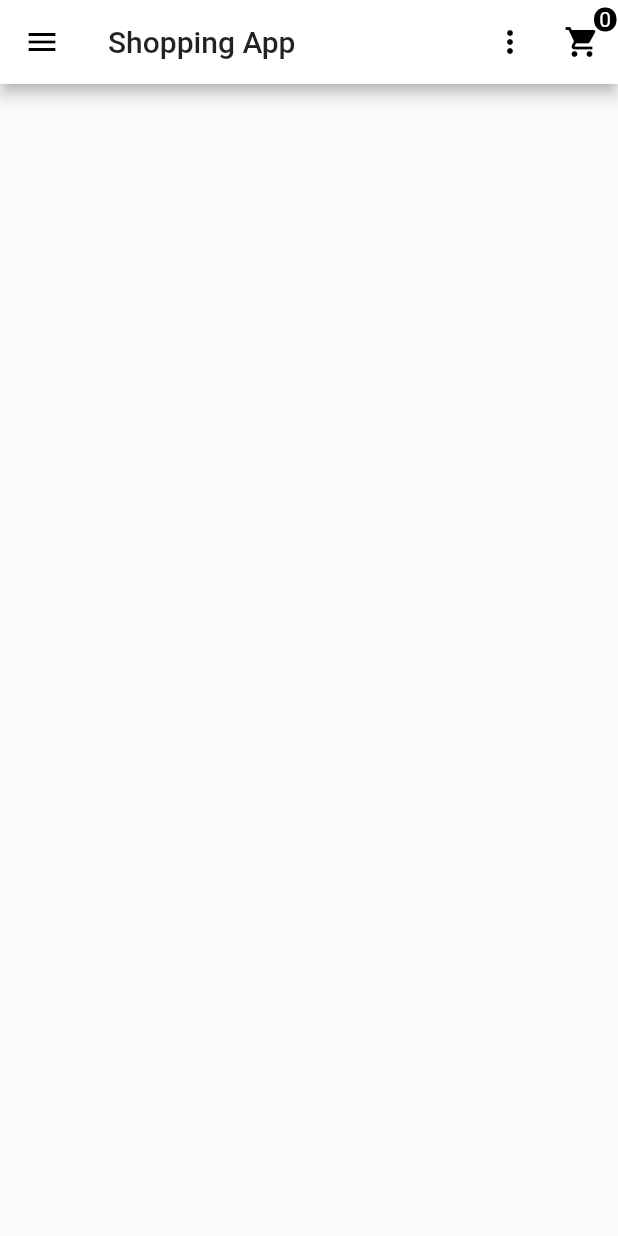
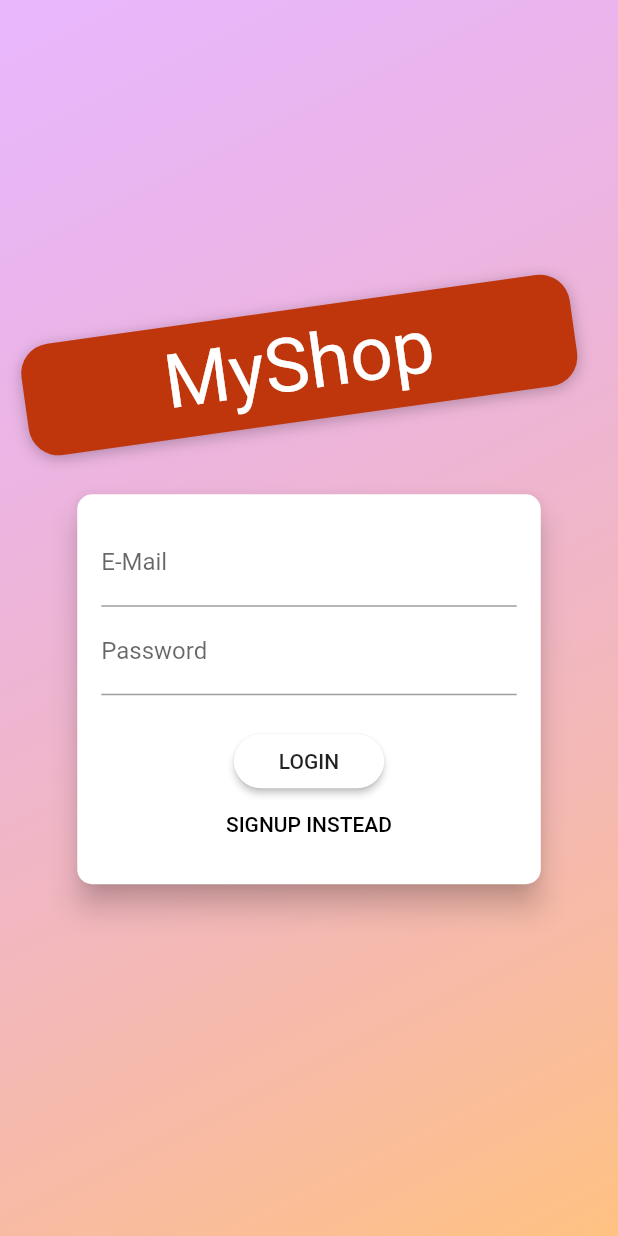
Before and after one commit to rijin-23/shopping_app, a Flutter app: the screen it shows after launch, on a phone screen of 412 x 824 dp. Run offline on Flutter 3.47's test engine with Material 2 defaults, Android fonts, the phone set to English and light mode, and no system bars; Roboto replaces fonts that are missing (Anton).

```diff
--- a/lib/main.dart
+++ b/lib/main.dart
@@ -1,5 +1,7 @@
 import 'package:flutter/material.dart';
 import 'package:provider/provider.dart';
+import 'package:shopping_app/provider/auth.dart';
+import 'package:shopping_app/screens/auth_screen.dart';
 import 'package:shopping_app/screens/edit_products_screen.dart';
 import 'package:shopping_app/screens/order_screen.dart';
 import 'package:shopping_app/screens/user_products_screen.dart';
@@ -23,6 +25,9 @@ class MyApp extends StatelessWidget {
     return MultiProvider(
       providers: [
         ChangeNotifierProvider.value(
+          value: Auth(),
+        ),
+        ChangeNotifierProvider.value(
           value: Product_provider(),
         ),
         ChangeNotifierProvider.value(
@@ -38,7 +43,7 @@ class MyApp extends StatelessWidget {
           accentColor: Colors.black,
         ),
         debugShowCheckedModeBanner: false,
-        home: Products_Overview(),
+        home: AuthScreen(),
         routes: {
           'Products_Overview': (context) => Products_Overview(),
           'Page_description': (context) => Page_description(),
--- /dev/null
+++ b/lib/provider/auth.dart
@@ -0,0 +1,33 @@
+import 'dart:convert';
+
+import 'package:flutter/cupertino.dart';
+import 'package:http/http.dart' as http;
+
+class Auth with ChangeNotifier {
+  String token;
+  String userId;
+  DateTime expirytime;
+
+  Future<void> _authenticate(
+      String email, String password, String urlPart) async {
+    final url =
+        'https://identitytoolkit.googleapis.com/v1/accounts:$urlPart?key=AIzaSyDQkNGuOtS4SG-fIb5NRA61cR236waLr-0';
+    final response = await http.post(
+      url,
+      body: jsonEncode(
+        {'email': email, 'password': password, 'returnSecureToken': true},
+      ),
+    );
+    print(
+      jsonDecode(response.body),
+    );
+  }
+
+  Future<void> signup(String email, String password) async {
+    return _authenticate(email, password, 'signUp');
+  }
+
+  Future<void> login(String email, String password) async {
+    return _authenticate(email, password, 'signInWithPassword');
+  }
+}
--- /dev/null
+++ b/lib/screens/auth_screen.dart
@@ -0,0 +1,231 @@
+import 'dart:math';
+
+import 'package:flutter/material.dart';
+import 'package:provider/provider.dart';
+import 'package:shopping_app/provider/auth.dart';
+
+enum AuthMode { Signup, Login }
+
+class AuthScreen extends StatelessWidget {
+  static const routeName = '/auth';
+
+  @override
+  Widget build(BuildContext context) {
+    final deviceSize = MediaQuery.of(context).size;
+    // final transformConfig = Matrix4.rotationZ(-8 * pi / 180);
+    // transformConfig.translate(-10.0);
+    return Scaffold(
+      // resizeToAvoidBottomInset: false,
+      body: Stack(
+        children: <Widget>[
+          Container(
+            decoration: BoxDecoration(
+              gradient: LinearGradient(
+                colors: [
+                  Color.fromRGBO(215, 117, 255, 1).withOpacity(0.5),
+                  Color.fromRGBO(255, 188, 117, 1).withOpacity(0.9),
+                ],
+                begin: Alignment.topLeft,
+                end: Alignment.bottomRight,
+                stops: [0, 1],
+              ),
+            ),
+          ),
+          SingleChildScrollView(
+            child: Container(
+              height: deviceSize.height,
+              width: deviceSize.width,
+              child: Column(
+                mainAxisAlignment: MainAxisAlignment.center,
+                crossAxisAlignment: CrossAxisAlignment.center,
+                children: <Widget>[
+                  Flexible(
+                    child: Container(
+                      margin: EdgeInsets.only(bottom: 20.0),
+                      padding:
+                          EdgeInsets.symmetric(vertical: 8.0, horizontal: 94.0),
+                      transform: Matrix4.rotationZ(-8 * pi / 180)
+                        ..translate(-10.0),
+                      // ..translate(-10.0),
+                      decoration: BoxDecoration(
+                        borderRadius: BorderRadius.circular(20),
+                        color: Colors.deepOrange.shade900,
+                        boxShadow: [
+                          BoxShadow(
+                            blurRadius: 8,
+                            color: Colors.black26,
+                            offset: Offset(0, 2),
+                          )
+                        ],
+                      ),
+                      child: Text(
+                        'MyShop',
+                        style: TextStyle(
+                          color: Theme.of(context).accentTextTheme.title.color,
+                          fontSize: 50,
+                          fontFamily: 'Anton',
+                          fontWeight: FontWeight.normal,
+                        ),
+                      ),
+                    ),
+                  ),
+                  Flexible(
+                    flex: deviceSize.width > 600 ? 2 : 1,
+                    child: AuthCard(),
+                  ),
+                ],
+              ),
+            ),
+          ),
+        ],
+      ),
+    );
+  }
+}
+
+class AuthCard extends StatefulWidget {
+  const AuthCard({
+    Key key,
+  }) : super(key: key);
+
+  @override
+  _AuthCardState createState() => _AuthCardState();
+}
+
+class _AuthCardState extends State<AuthCard> {
+  final GlobalKey<FormState> _formKey = GlobalKey();
+  AuthMode _authMode = AuthMode.Login;
+  Map<String, String> _authData = {
+    'email': '',
+    'password': '',
+  };
+  var _isLoading = false;
+  final _passwordController = TextEditingController();
+
+  void _submit() async {
+    if (!_formKey.currentState.validate()) {
+      // Invalid!
+      return;
+    }
+    _formKey.currentState.save();
+    setState(() {
+      _isLoading = true;
+    });
+    if (_authMode == AuthMode.Login) {
+      await Provider.of<Auth>(context, listen: false)
+          .login(_authData['email'], _authData['password']);
+    } else {
+      await Provider.of<Auth>(context, listen: false)
+          .signup(_authData['email'], _authData['password']);
+    }
+    setState(() {
+      _isLoading = false;
+    });
+  }
+
+  void _switchAuthMode() {
+    if (_authMode == AuthMode.Login) {
+      setState(() {
+        _authMode = AuthMode.Signup;
+      });
+    } else {
+      setState(() {
+        _authMode = AuthMode.Login;
+      });
+    }
+  }
+
+  @override
+  Widget build(BuildContext context) {
+    final deviceSize = MediaQuery.of(context).size;
+    return Card(
+      shape: RoundedRectangleBorder(
+        borderRadius: BorderRadius.circular(10.0),
+      ),
+      elevation: 8.0,
+      child: Container(
+        height: _authMode == AuthMode.Signup ? 320 : 260,
+        constraints:
+            BoxConstraints(minHeight: _authMode == AuthMode.Signup ? 320 : 260),
+        width: deviceSize.width * 0.75,
+        padding: EdgeInsets.all(16.0),
+        child: Form(
+          key: _formKey,
+          child: SingleChildScrollView(
+            child: Column(
+              children: <Widget>[
+                TextFormField(
+                  decoration: InputDecoration(labelText: 'E-Mail'),
+                  keyboardType: TextInputType.emailAddress,
+                  validator: (value) {
+                    if (value.isEmpty || !value.contains('@')) {
+                      return 'Invalid email!';
+                    }
+                    return null;
+                  },
+                  onSaved: (value) {
+                    _authData['email'] = value;
+                  },
+                ),
+                TextFormField(
+                  decoration: InputDecoration(labelText: 'Password'),
+                  obscureText: true,
+                  controller: _passwordController,
+                  validator: (value) {
+                    if (value.isEmpty || value.length < 5) {
+                      return 'Password is too short!';
+                    }
+                  },
+                  onSaved: (value) {
+                    _authData['password'] = value;
+                  },
+                ),
+                if (_authMode == AuthMode.Signup)
+                  TextFormField(
+                    enabled: _authMode == AuthMode.Signup,
+                    decoration: InputDecoration(labelText: 'Confirm Password'),
+                    obscureText: true,
+                    validator: _authMode == AuthMode.Signup
+                        ? (value) {
+                            if (value != _passwordController.text) {
+                              return 'Passwords do not match!';
+                            }
+                          }
+                        : null,
+                  ),
+                SizedBox(
+                  height: 20,
+                ),
+                if (_isLoading)
+                  CircularProgressIndicator()
+                else
+                  RaisedButton(
+                    child:
+                        Text(_authMode == AuthMode.Login ? 'LOGIN' : 'SIGN UP'),
+                    onPressed: _submit,
+                    shape: RoundedRectangleBorder(
+                      borderRadius: BorderRadius.circular(30),
+                    ),
+                    padding:
+                        EdgeInsets.symmetric(horizontal: 30.0, vertical: 8.0),
+                    color: Theme.of(context).primaryColor,
+                    textColor: Theme.of(context).primaryTextTheme.button.color,
+                  ),
+                FlatButton(
+                  child: Text(
+                    '${_authMode == AuthMode.Login ? 'SIGNUP' : 'LOGIN'} INSTEAD',
+                    style: TextStyle(color: Colors.black),
+                  ),
+                  onPressed: _switchAuthMode,
+                  padding: EdgeInsets.symmetric(horizontal: 30.0, vertical: 4),
+                  materialTapTargetSize: MaterialTapTargetSize.shrinkWrap,
+                  textColor: Theme.of(context).primaryColor,
+                ),
+              ],
+            ),
+          ),
+        ),
+      ),
+    );
+  }
+}
```
Also changed, not shown: lib/provider/order_items.dart (+25 -3 lines), lib/provider/product_info.dart (+20 -1 lines), lib/screens/cart_screen.dart (+6 -3 lines).
